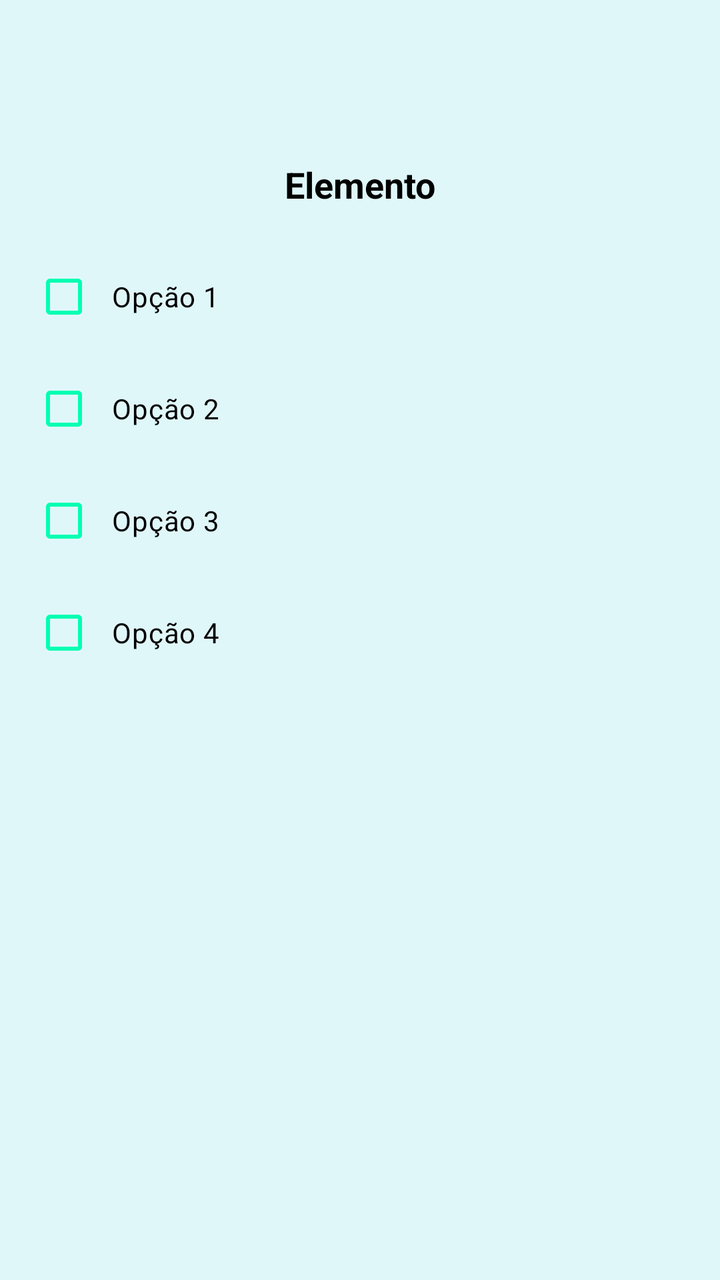
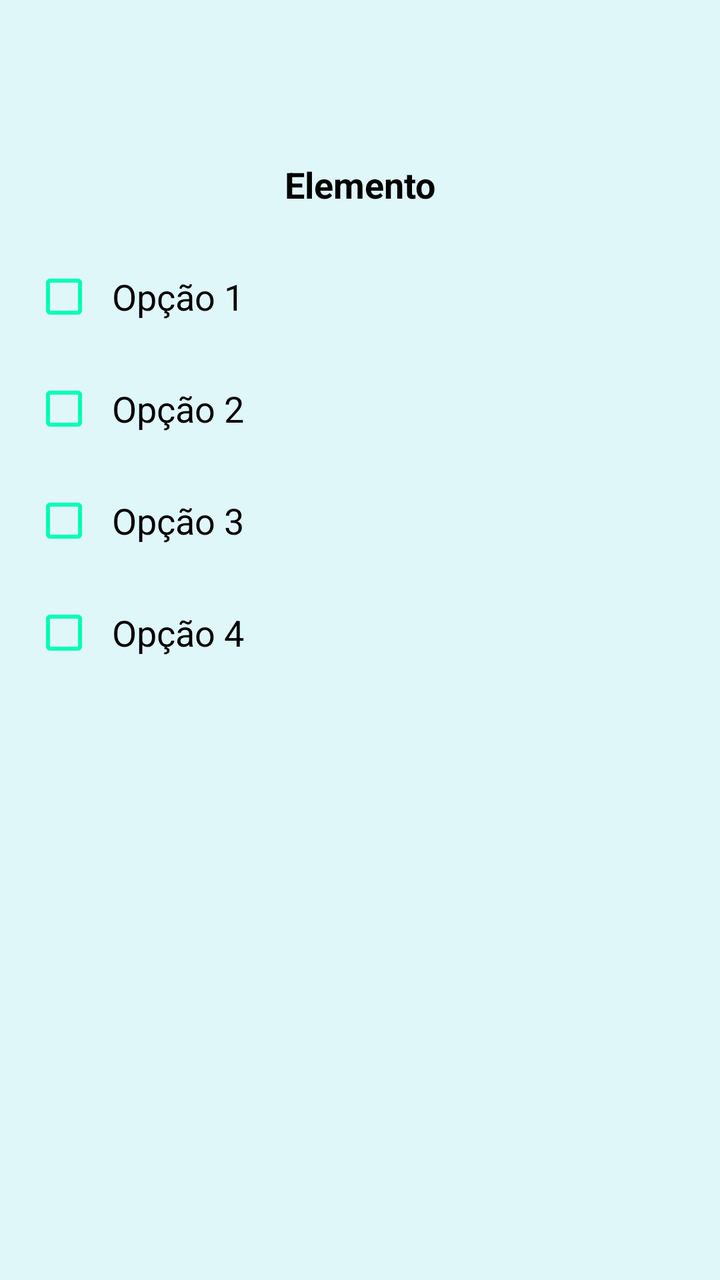

An Android layout rendered at two revisions. The XML below is the earlier revision; the diff shows what the commit changed to produce the second picture.
<!-- AndroidManifest.xml: application theme Theme.ErmesonBalbinotAndrade -->
<!-- res/layout/item_pergunta.xml -->
<LinearLayout xmlns:android="http://schemas.android.com/apk/res/android"
    android:layout_width="match_parent"
    android:layout_height="wrap_content"
    android:orientation="vertical"
    android:padding="16dp"
    android:layout_marginBottom="16dp"
    android:background="@color/branco_azul"
    android:id="@+id/perguntasLayout">


    <ImageView
        android:id="@+id/imageViewElemento"
        android:layout_width="38dp"
        android:layout_height="40dp"
        android:layout_gravity="end"
        android:layout_marginBottom="16dp" />

    <TextView
        android:id="@+id/textViewElemento"
        android:layout_width="match_parent"
        android:layout_height="wrap_content"
        android:text="@string/elemento"
        android:textSize="18sp"
        android:textStyle="bold"
        android:layout_marginBottom="12dp"
        android:padding="8dp"
        android:background="@color/branco_azul"
        android:textColor="@color/black"
        android:gravity="center" />

    <CheckBox
        android:id="@+id/checkBox1"
        android:layout_width="match_parent"
        android:layout_height="wrap_content"
        android:text="@string/op_o_1"
        android:padding="8dp"
        android:layout_marginBottom="8dp"
        android:buttonTint="@color/green"
        android:textColor="@color/black"/>

    <CheckBox
        android:id="@+id/checkBox2"
        android:layout_width="match_parent"
        android:layout_height="wrap_content"
        android:text="@string/op_o_2"
        android:padding="8dp"
        android:layout_marginBottom="8dp"
        android:buttonTint="@color/green"
        android:textColor="@color/black"/>

    <CheckBox
        android:id="@+id/checkBox3"
        android:layout_width="match_parent"
        android:layout_height="wrap_content"
        android:text="@string/op_o_3"
        android:padding="8dp"
        android:layout_marginBottom="8dp"
        android:buttonTint="@color/green"
        android:textColor="@color/black"/>

    <CheckBox
        android:id="@+id/checkBox4"
        android:layout_width="match_parent"
        android:layout_height="wrap_content"
        android:text="@string/op_o_4"
        android:padding="8dp"
        android:layout_marginBottom="8dp"
        android:buttonTint="@color/green"
        android:textColor="@color/black"/>

</LinearLayout>
<!-- resources referenced by this layout -->
<resources>
  <color name="black">#FF000000</color>
  <color name="branco_azul">#E0F7FA</color>
  <color name="green">#00FFB2</color>
  <string name="elemento">Elemento</string>
  <string name="op_o_1">Opção 1</string>
  <string name="op_o_2">Opção 2</string>
  <string name="op_o_3">Opção 3</string>
  <string name="op_o_4">Opção 4</string>
  <style name="Theme.ErmesonBalbinotAndrade" parent="Base.Theme.ErmesonBalbinotAndrade" />
  <style name="Base.Theme.ErmesonBalbinotAndrade" parent="Theme.Material3.DayNight.NoActionBar">
          
          
      </style>
</resources>

<!-- the commit's change to res/layout/item_pergunta.xml (unified diff, before → after) -->
@@ -13,6 +13,7 @@
         android:layout_width="38dp"
         android:layout_height="40dp"
         android:layout_gravity="end"
+        android:textAppearance="@style/TextAppearance.AppCompat.Medium"
         android:layout_marginBottom="16dp" />
 
     <TextView
@@ -25,6 +26,7 @@
         android:layout_marginBottom="12dp"
         android:padding="8dp"
         android:background="@color/branco_azul"
+        android:textAppearance="@style/TextAppearance.AppCompat.Medium"
         android:textColor="@color/black"
         android:gravity="center" />
 
@@ -36,6 +38,7 @@
         android:padding="8dp"
         android:layout_marginBottom="8dp"
         android:buttonTint="@color/green"
+        android:textAppearance="@style/TextAppearance.AppCompat.Medium"
         android:textColor="@color/black"/>
 
     <CheckBox
@@ -46,6 +49,7 @@
         android:padding="8dp"
         android:layout_marginBottom="8dp"
         android:buttonTint="@color/green"
+        android:textAppearance="@style/TextAppearance.AppCompat.Medium"
         android:textColor="@color/black"/>
 
     <CheckBox
@@ -56,6 +60,7 @@
         android:padding="8dp"
         android:layout_marginBottom="8dp"
         android:buttonTint="@color/green"
+        android:textAppearance="@style/TextAppearance.AppCompat.Medium"
         android:textColor="@color/black"/>
 
     <CheckBox
@@ -66,6 +71,7 @@
         android:padding="8dp"
         android:layout_marginBottom="8dp"
         android:buttonTint="@color/green"
+        android:textAppearance="@style/TextAppearance.AppCompat.Medium"
         android:textColor="@color/black"/>
 
 </LinearLayout>
